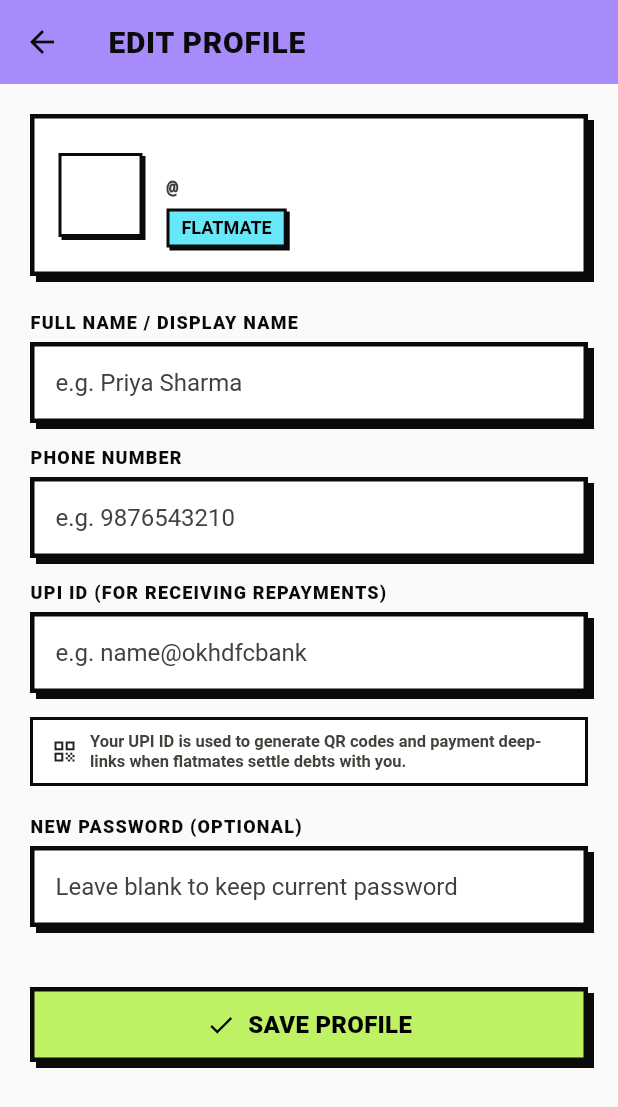
After one commit to PRiNCeKUsHW/Split, a Flutter app: the EditProfileScreen screen opened directly, on a phone screen of 412 x 824 dp. The commit adds this screen. Shown: the top 1107 px of the screen. Run offline on Flutter 3.47's test engine with Material 3 defaults, Android fonts, the phone set to English and light mode, and no system bars; our stand-ins replace qr_flutter, shared_preferences; accounts and stored records are empty; network calls fail.

Commit message:
feat(profile): add edit profile option in mobile app and API endpoints

```diff
--- a/mobile/lib/models/user.dart
+++ b/mobile/lib/models/user.dart
@@ -3,6 +3,7 @@ class User {
   final String username;
   final String name;
   final String displayName;
+  final String phone;
   final String upiId;
   final String initials;
   final bool isActiveMember;
@@ -15,6 +16,7 @@ class User {
     required this.username,
     required this.name,
     required this.displayName,
+    this.phone = '',
     required this.upiId,
     required this.initials,
     required this.isActiveMember,
@@ -29,6 +31,7 @@ class User {
       username: json['username'] as String? ?? '',
       name: json['name'] as String? ?? '',
       displayName: json['display_name'] as String? ?? '',
+      phone: json['phone'] as String? ?? '',
       upiId: json['upi_id'] as String? ?? '',
       initials: json['initials'] as String? ?? '?',
       isActiveMember: json['is_active_member'] as bool? ?? true,
@@ -44,6 +47,7 @@ class User {
       'username': username,
       'name': name,
       'display_name': displayName,
+      'phone': phone,
       'upi_id': upiId,
       'initials': initials,
       'is_active_member': isActiveMember,
--- /dev/null
+++ b/mobile/lib/screens/edit_profile_screen.dart
@@ -0,0 +1,270 @@
+import 'package:flutter/material.dart';
+import 'package:provider/provider.dart';
+
+import '../providers/app_state.dart';
+import '../theme/colors.dart';
+import '../theme/neobrutalism.dart';
+
+class EditProfileScreen extends StatefulWidget {
+  const EditProfileScreen({super.key});
+
+  @override
+  State<EditProfileScreen> createState() => _EditProfileScreenState();
+}
+
+class _EditProfileScreenState extends State<EditProfileScreen> {
+  final _formKey = GlobalKey<FormState>();
+  late TextEditingController _displayNameController;
+  late TextEditingController _phoneController;
+  late TextEditingController _upiIdController;
+  late TextEditingController _passwordController;
+  bool _saving = false;
+  String? _errorMessage;
+
+  @override
+  void initState() {
+    super.initState();
+    final user = Provider.of<AppState>(context, listen: false).currentUser;
+    _displayNameController = TextEditingController(text: user?.displayName.isNotEmpty == true ? user!.displayName : user?.name ?? '');
+    _phoneController = TextEditingController(text: user?.phone ?? '');
+    _upiIdController = TextEditingController(text: user?.upiId ?? '');
+    _passwordController = TextEditingController();
+  }
+
+  @override
+  void dispose() {
+    _displayNameController.dispose();
+    _phoneController.dispose();
+    _upiIdController.dispose();
+    _passwordController.dispose();
+    super.dispose();
+  }
+
+  Future<void> _saveProfile() async {
+    if (!_formKey.currentState!.validate()) return;
+
+    setState(() {
+      _saving = true;
+      _errorMessage = null;
+    });
+
+    final appState = Provider.of<AppState>(context, listen: false);
+    final result = await appState.updateProfile(
+      displayName: _displayNameController.text.trim(),
+      phone: _phoneController.text.trim(),
+      upiId: _upiIdController.text.trim(),
+      password: _passwordController.text.isNotEmpty ? _passwordController.text : null,
+    );
+
+    if (!mounted) return;
+
+    setState(() => _saving = false);
+
+    if (result['ok'] == true) {
+      ScaffoldMessenger.of(context).showSnackBar(
+        const SnackBar(
+          content: Text('Profile updated successfully!'),
+          backgroundColor: AppColors.creditText,
+        ),
+      );
+      Navigator.of(context).pop();
+    } else {
+      setState(() {
+        _errorMessage = result['error'] ?? 'Failed to update profile';
+      });
+    }
+  }
+
+  @override
+  Widget build(BuildContext context) {
+    final appState = Provider.of<AppState>(context);
+    final user = appState.currentUser;
+    final isDark = Theme.of(context).brightness == Brightness.dark;
+    final inkColor = isDark ? AppColors.darkInk : AppColors.ink;
+    final paperColor = isDark ? AppColors.darkPaper : AppColors.paper;
+
+    return Scaffold(
+      backgroundColor: paperColor,
+      appBar: AppBar(
+        title: const Text(
+          'EDIT PROFILE',
+          style: TextStyle(fontWeight: FontWeight.w900, letterSpacing: 0.5),
+        ),
+        elevation: 0,
+        backgroundColor: isDark ? AppColors.darkSurface : AppColors.topbar,
+        foregroundColor: inkColor,
+      ),
+      body: SafeArea(
+        child: SingleChildScrollView(
+          padding: const EdgeInsets.all(20.0),
+          child: Form(
+            key: _formKey,
+            child: Column(
+              crossAxisAlignment: CrossAxisAlignment.start,
+              children: [
+                // User Info Card
+                NeobrutalCard(
+                  backgroundColor: isDark ? AppColors.darkSurface : AppColors.surface,
+                  child: Row(
+                    children: [
+                      AvatarChipWidget(
+                        initials: user?.initials ?? '?',
+                        size: 56,
+                      ),
+                      const SizedBox(width: 16),
+                      Expanded(
+                        child: Column(
+                          crossAxisAlignment: CrossAxisAlignment.start,
+                          children: [
+                            Text(
+                              user?.name ?? 'Flatmate',
+                              style: TextStyle(
+                                fontSize: 18,
+                                fontWeight: FontWeight.w900,
+                                color: inkColor,
+                              ),
+                            ),
+                            const SizedBox(height: 2),
+                            Text(
+                              '@${user?.username ?? ''}',
+                              style: TextStyle(
+                                fontFamily: 'monospace',
+                                fontSize: 13,
+                                fontWeight: FontWeight.w700,
+                                color: isDark ? AppColors.darkMuted : AppColors.muted,
+                              ),
+                            ),
+                            const SizedBox(height: 6),
+                            if (user?.isStaff == true)
+                              const NeobrutalBadge(
+                                label: 'FLAT ADMIN',
+                                backgroundColor: AppColors.creditFill,
+                              )
+                            else
+                              const NeobrutalBadge(
+                                label: 'FLATMATE',
+                                backgroundColor: AppColors.infoFill,
+                              ),
+                          ],
+                        ),
+                      ),
+                    ],
+                  ),
+                ),
+
+                const SizedBox(height: 24),
+
+                if (_errorMessage != null) ...[
+                  NeobrutalCard(
+                    backgroundColor: AppColors.debitFill,
+                    padding: const EdgeInsets.all(12),
+                    child: Row(
+                      children: [
+                        const Icon(Icons.error_outline, color: Colors.black, size: 20),
+                        const SizedBox(width: 10),
+                        Expanded(
+                          child: Text(
+                            _errorMessage!,
+                            style: const TextStyle(
+                              color: Colors.black,
+                              fontWeight: FontWeight.w700,
+                              fontSize: 13,
+                            ),
+                          ),
+                        ),
+                      ],
+                    ),
+                  ),
+                  const SizedBox(height: 18),
+                ],
+
+                // Display Name
+                NeobrutalTextField(
+                  controller: _displayNameController,
+                  label: 'Full Name / Display Name',
+                  hint: 'e.g. Priya Sharma',
+                  validator: (val) {
+                    if (val == null || val.trim().isEmpty) {
+                      return 'Display name cannot be empty';
+                    }
+                    return null;
+                  },
+                ),
+
+                // Phone Number
+                NeobrutalTextField(
+                  controller: _phoneController,
+                  label: 'Phone Number',
+                  hint: 'e.g. 9876543210',
+                  keyboardType: TextInputType.phone,
+                ),
+
+                // UPI ID
+                NeobrutalTextField(
+                  controller: _upiIdController,
+                  label: 'UPI ID (For Receiving Repayments)',
+                  hint: 'e.g. name@okhdfcbank',
+                  keyboardType: TextInputType.emailAddress,
+                ),
+
+                Container(
+                  padding: const EdgeInsets.symmetric(horizontal: 12, vertical: 8),
+                  decoration: BoxDecoration(
+                    color: isDark ? AppColors.darkSurface : AppColors.surface,
+                    border: Border.all(color: inkColor, width: 2.0),
+                  ),
+                  child: Row(
+                    children: [
+                      const Icon(Icons.qr_code, size: 18),
+                      const SizedBox(width: 8),
+                      Expanded(
+                        child: Text(
+                          'Your UPI ID is used to generate QR codes and payment deep-links when flatmates settle debts with you.',
+                          style: TextStyle(
+                            fontSize: 11,
+                            fontWeight: FontWeight.w600,
+                            color: isDark ? AppColors.darkMuted : AppColors.muted,
+                          ),
+                        ),
+                      ),
+                    ],
+                  ),
+                ),
+
+                const SizedBox(height: 20),
+
+                // New Password (Optional)
+                NeobrutalTextField(
+                  controller: _passwordController,
+                  label: 'New Password (Optional)',
+                  hint: 'Leave blank to keep current password',
+                  obscureText: true,
+                  validator: (val) {
+                    if (val != null && val.isNotEmpty && val.length < 6) {
+                      return 'Password must be at least 6 characters';
+                    }
+                    return null;
+                  },
+                ),
+
+                const SizedBox(height: 24),
+
+                // Submit Button
+                NeobrutalButton(
+                  text: 'SAVE PROFILE',
+                  icon: Icons.check,
+                  isLoading: _saving,
+                  backgroundColor: AppColors.creditFill,
+                  textColor: Colors.black,
+                  onPressed: _saving ? null : _saveProfile,
+                ),
+
+                const SizedBox(height: 24),
+              ],
+            ),
+          ),
+        ),
+      ),
+    );
+  }
+}
```
Also changed, not shown: mobile/lib/providers/app_state.dart (+41 -0 lines), mobile/lib/screens/flat_screen.dart (+14 -1 lines), mobile/lib/screens/main_shell.dart (+14 -0 lines), 3 other files.
